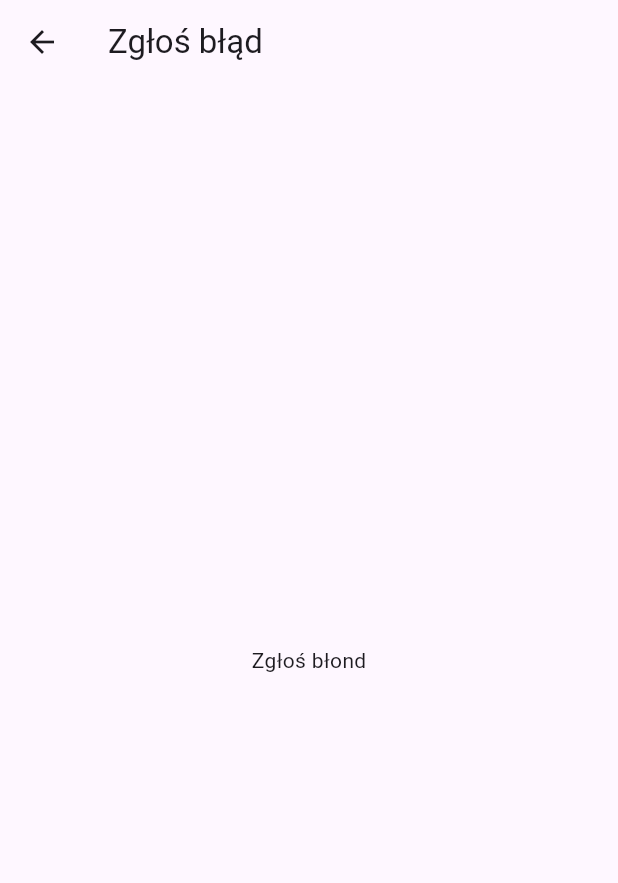
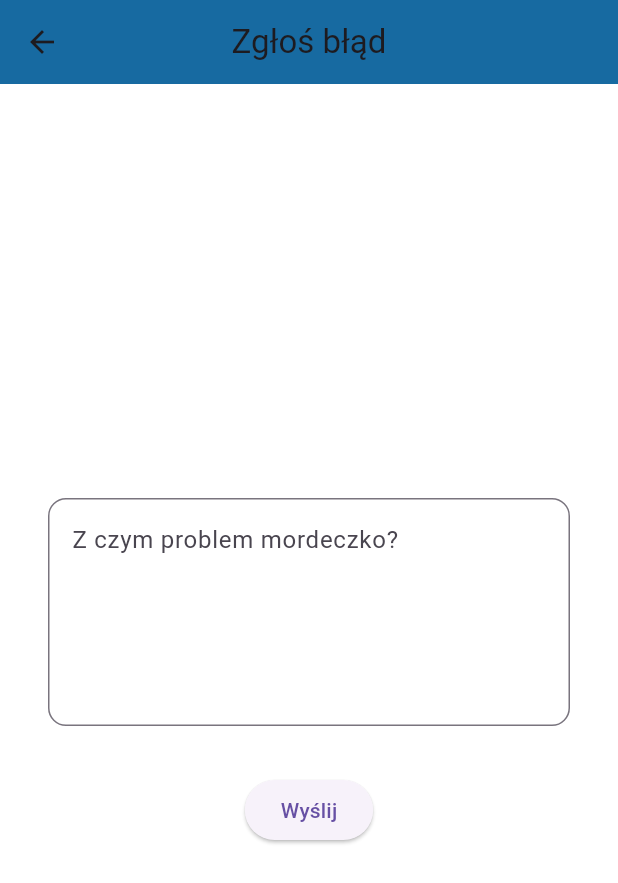
Before and after one commit to jarek420/IPZ, a Flutter app: the BugReportView screen opened directly, on a phone screen of 412 x 824 dp. Shown: the top 883 px of the screen. Run offline on Flutter 3.47's test engine with Material 3 defaults, Android fonts, the phone set to English and light mode, and no system bars; our stand-ins replace firebase_auth, firebase_core; accounts and stored records are empty.

Commit message:
added send button on bug page, and changed color

```diff
--- a/ipz_parkinghunter/lib/Pages/BugReportView.dart
+++ b/ipz_parkinghunter/lib/Pages/BugReportView.dart
@@ -1,15 +1,47 @@
 import 'package:firebase_auth/firebase_auth.dart';
 import 'package:flutter/material.dart';
 
-class BugReportView extends StatelessWidget{
+class BugReportView extends StatelessWidget {
+  Future<void> _submitBugReport(BuildContext context) async {
+      Navigator.pop(context);
+  }
+
   @override
-  Widget build(BuildContext context){
+  Widget build(BuildContext context) {
     return Scaffold(
+      backgroundColor: Color.fromARGB(255, 255, 255, 255),
       appBar: AppBar(
-        title: Text("Zgłoś błąd"),
+        elevation: 0.0,
+        backgroundColor: Color.fromARGB(247, 15, 101, 158),
+        title: Text('Zgłoś błąd'),
+        centerTitle: true,
       ),
       body: Center(
-        child: Text("Zgłoś błond")
+        child: Padding(
+          padding: const EdgeInsets.all(16.0),
+          child: Column(
+            mainAxisAlignment: MainAxisAlignment.center,
+            children: [
+              Container(
+                padding: EdgeInsets.all(16),
+                child: TextField(
+                  maxLines: 5,
+                  decoration: InputDecoration(
+                    border: OutlineInputBorder(
+                      borderRadius: BorderRadius.circular(12.0),
+                    ),
+                    hintText: 'Z czym problem mordeczko?',
+                  ),
+                ),
+              ),
+              SizedBox(height: 16),
+              ElevatedButton(
+                onPressed: () => _submitBugReport(context),
+                child: Text('Wyślij'),
+              ),
+            ],
+          ),
+        ),
       ),
     );
   }
--- a/ipz_parkinghunter/lib/Pages/BurgerMenu.dart
+++ b/ipz_parkinghunter/lib/Pages/BurgerMenu.dart
@@ -24,7 +24,7 @@ class BurgerMenu extends StatelessWidget {
       child: ListView(
         children: [
           DrawerHeader( // About user in sidebar
-            decoration: BoxDecoration(color: Color.fromARGB(255, 107, 107, 107)),//login backgorund
+            decoration: BoxDecoration(color: Color.fromARGB(247, 15, 101, 158)),//login backgorund
             child: Column(
               crossAxisAlignment: CrossAxisAlignment.start, // Circle cut and align "AA" to the left top
               children: [
```
